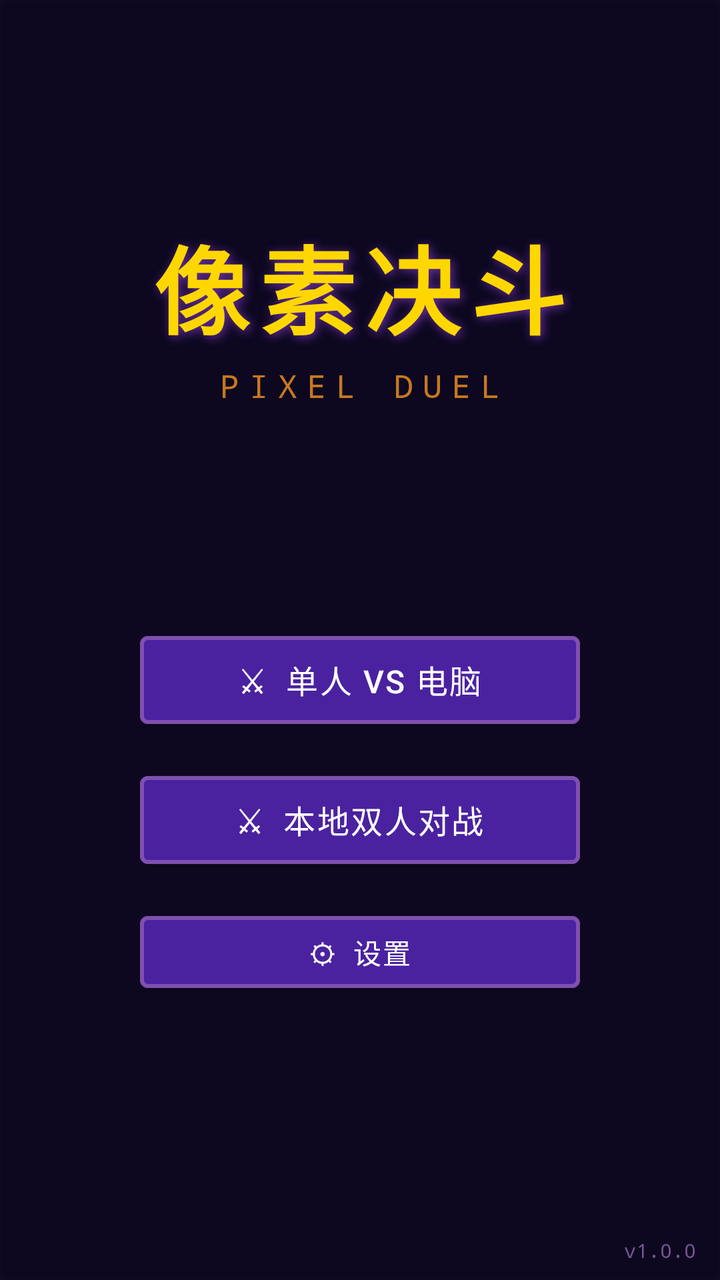
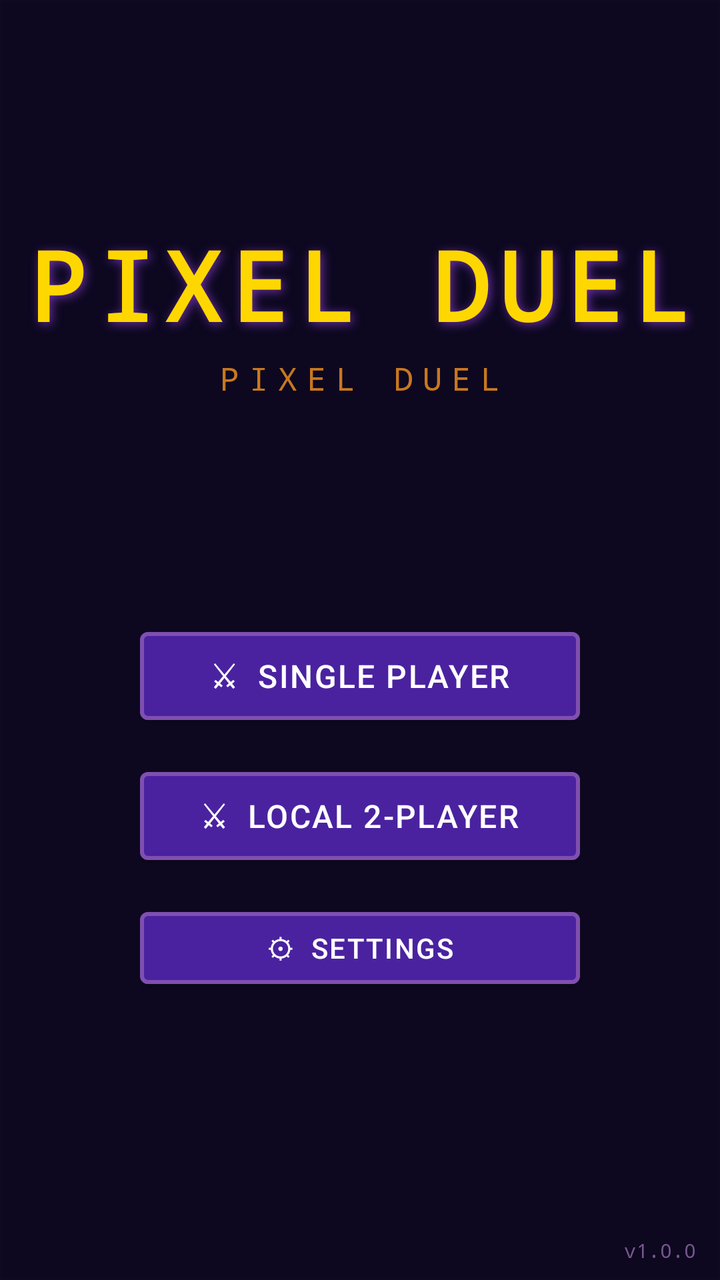

Compare the two renders of this Android layout. The source of the first and the diff that turns it into the second are given below.
<!-- AndroidManifest.xml: activity theme Theme.DiyouGames.Fullscreen -->
<!-- res/layout/activity_main_menu.xml -->
<?xml version="1.0" encoding="utf-8"?>
<androidx.constraintlayout.widget.ConstraintLayout
    xmlns:android="http://schemas.android.com/apk/res/android"
    xmlns:app="http://schemas.android.com/apk/res-auto"
    xmlns:tools="http://schemas.android.com/tools"
    android:layout_width="match_parent"
    android:layout_height="match_parent"
    android:background="@color/background_dark"
    tools:context=".ui.MainMenuActivity">

    
    <View
        android:id="@+id/bgGrid"
        android:layout_width="match_parent"
        android:layout_height="match_parent"
        android:background="@drawable/bg_pixel_grid"
        android:alpha="0.3" />

    
    <LinearLayout
        android:id="@+id/logoContainer"
        android:layout_width="wrap_content"
        android:layout_height="wrap_content"
        android:orientation="vertical"
        android:gravity="center"
        app:layout_constraintTop_toTopOf="parent"
        app:layout_constraintBottom_toTopOf="@id/menuContainer"
        app:layout_constraintStart_toStartOf="parent"
        app:layout_constraintEnd_toEndOf="parent">

        <TextView
            android:id="@+id/logoText"
            android:layout_width="wrap_content"
            android:layout_height="wrap_content"
            android:text="像素决斗"
            android:textSize="48sp"
            android:textColor="@color/accent_gold"
            android:fontFamily="monospace"
            android:textStyle="bold"
            android:letterSpacing="0.1"
            android:shadowColor="@color/primary_variant"
            android:shadowRadius="12"
            android:shadowDx="3"
            android:shadowDy="3" />

        <TextView
            android:layout_width="wrap_content"
            android:layout_height="wrap_content"
            android:text="PIXEL DUEL"
            android:textSize="16sp"
            android:textColor="@color/secondary"
            android:fontFamily="monospace"
            android:letterSpacing="0.3"
            android:layout_marginTop="4dp" />

    </LinearLayout>

    
    <LinearLayout
        android:id="@+id/menuContainer"
        android:layout_width="wrap_content"
        android:layout_height="wrap_content"
        android:orientation="vertical"
        android:gravity="center"
        android:layout_marginBottom="32dp"
        app:layout_constraintBottom_toBottomOf="parent"
        app:layout_constraintStart_toStartOf="parent"
        app:layout_constraintEnd_toEndOf="parent"
        app:layout_constraintTop_toBottomOf="@id/logoContainer">

        <com.google.android.material.button.MaterialButton
            android:id="@+id/btnVsAi"
            style="@style/Widget.DiyouGames.PixelButton"
            android:layout_width="220dp"
            android:layout_height="56dp"
            android:text="⚔  单人 VS 电脑"
            android:textSize="16sp"
            android:layout_marginBottom="14dp" />

        <com.google.android.material.button.MaterialButton
            android:id="@+id/btnVsPlayer"
            style="@style/Widget.DiyouGames.PixelButton"
            android:layout_width="220dp"
            android:layout_height="56dp"
            android:text="⚔  本地双人对战"
            android:textSize="16sp"
            android:layout_marginBottom="14dp" />

        <com.google.android.material.button.MaterialButton
            android:id="@+id/btnSettings"
            style="@style/Widget.DiyouGames.PixelButton"
            android:layout_width="220dp"
            android:layout_height="48dp"
            android:text="⚙  设置"
            android:textSize="14sp" />

    </LinearLayout>

    
    <TextView
        android:layout_width="wrap_content"
        android:layout_height="wrap_content"
        android:text="v1.0.0"
        android:textSize="10sp"
        android:textColor="@color/text_hint"
        android:fontFamily="monospace"
        android:layout_marginEnd="12dp"
        android:layout_marginBottom="8dp"
        app:layout_constraintEnd_toEndOf="parent"
        app:layout_constraintBottom_toBottomOf="parent" />

</androidx.constraintlayout.widget.ConstraintLayout>
<!-- resources referenced by this layout -->
<resources>
  <color name="accent_gold">#FFD700</color>
  <color name="background_dark">#0D0820</color>
  <color name="primary_variant">#6A2FA0</color>
  <color name="secondary">#C87820</color>
  <color name="text_hint">#785890</color>
  <!-- drawable bg_pixel_grid (drawable) -->
  <?xml version="1.0" encoding="utf-8"?>
  <shape xmlns:android="http://schemas.android.com/apk/res/android"
      android:shape="rectangle">
      <solid android:color="@color/background_dark" />
      <stroke android:width="1dp" android:color="#20503080" />
  </shape>
  <style name="Widget.DiyouGames.PixelButton" parent="Widget.MaterialComponents.Button">
          <item name="backgroundTint">@color/btn_primary</item>
          <item name="android:textColor">@color/text_primary</item>
          <item name="android:textSize">16sp</item>
          <item name="cornerRadius">4dp</item>
          <item name="strokeWidth">2dp</item>
          <item name="strokeColor">@color/btn_border</item>
          <item name="android:letterSpacing">0.05</item>
      </style>
  <style name="Theme.DiyouGames.Fullscreen" parent="Theme.DiyouGames">
          <item name="android:windowFullscreen">true</item>
          <item name="android:windowContentOverlay">@null</item>
          <item name="android:windowLayoutInDisplayCutoutMode">shortEdges</item>
      </style>
  <color name="btn_primary">#4A22A0</color>
  <color name="text_primary">#FFFFFF</color>
  <color name="btn_border">#8050B0</color>
  <style name="Theme.DiyouGames" parent="Theme.MaterialComponents.DayNight.NoActionBar">
          <item name="colorPrimary">@color/primary</item>
          <item name="colorPrimaryVariant">@color/primary_variant</item>
          <item name="colorOnPrimary">@color/text_primary</item>
          <item name="colorSecondary">@color/secondary</item>
          <item name="colorSecondaryVariant">@color/secondary_variant</item>
          <item name="colorOnSecondary">@color/text_primary</item>
          <item name="android:colorBackground">@color/background_dark</item>
          <item name="colorSurface">@color/surface</item>
          <item name="colorOnSurface">@color/text_primary</item>
      </style>
  <color name="primary">#3D1A6E</color>
  <color name="secondary_variant">#E8A030</color>
  <color name="surface">#251550</color>
</resources>

<!-- the commit's change to res/layout/activity_main_menu.xml (unified diff, before → after) -->
@@ -32,7 +32,7 @@
             android:id="@+id/logoText"
             android:layout_width="wrap_content"
             android:layout_height="wrap_content"
-            android:text="像素决斗"
+            android:text="PIXEL DUEL"
             android:textSize="48sp"
             android:textColor="@color/accent_gold"
             android:fontFamily="monospace"
@@ -73,7 +73,7 @@
             style="@style/Widget.DiyouGames.PixelButton"
             android:layout_width="220dp"
             android:layout_height="56dp"
-            android:text="⚔  单人 VS 电脑"
+            android:text="⚔  Single Player"
             android:textSize="16sp"
             android:layout_marginBottom="14dp" />
 
@@ -82,7 +82,7 @@
             style="@style/Widget.DiyouGames.PixelButton"
             android:layout_width="220dp"
             android:layout_height="56dp"
-            android:text="⚔  本地双人对战"
+            android:text="⚔  Local 2-Player"
             android:textSize="16sp"
             android:layout_marginBottom="14dp" />
 
@@ -91,7 +91,7 @@
             style="@style/Widget.DiyouGames.PixelButton"
             android:layout_width="220dp"
             android:layout_height="48dp"
-            android:text="⚙  设置"
+            android:text="⚙  Settings"
             android:textSize="14sp" />
 
     </LinearLayout>
